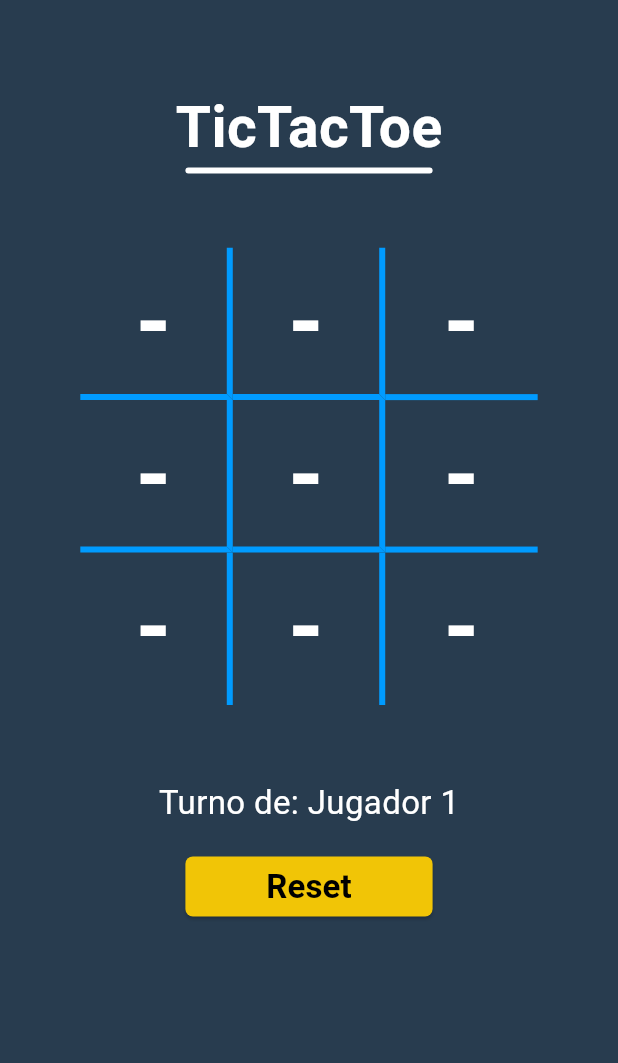
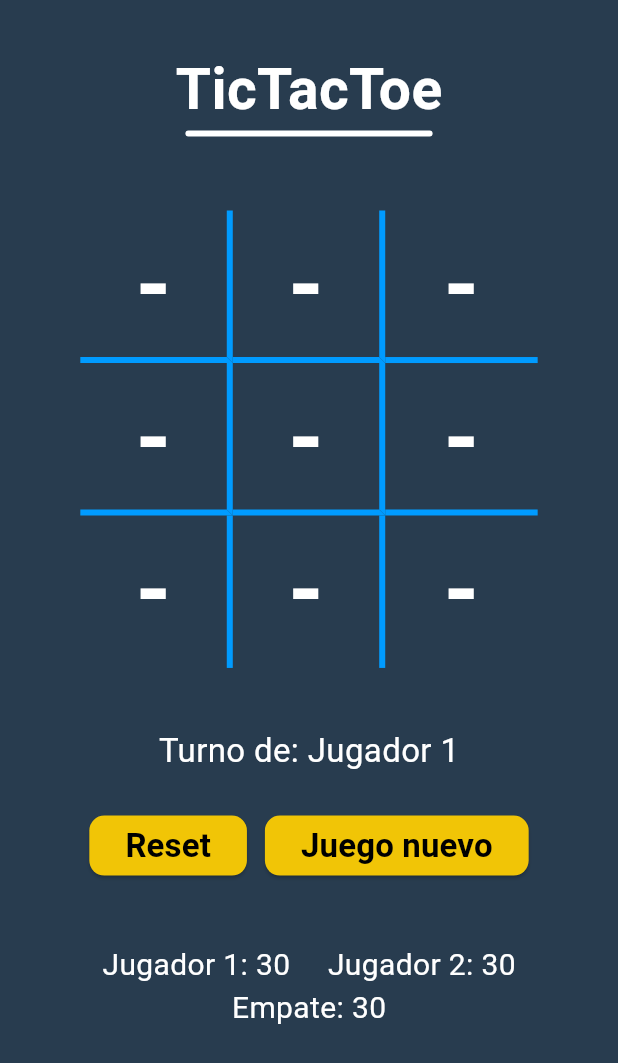
Before and after one commit to mbolanoss/dadm, a Flutter app: the screen it shows after launch, on a phone screen of 412 x 824 dp. Shown: the top 1063 px of the screen. Run offline on Flutter 3.47's test engine with Material 2 defaults, Android fonts, the light colour scheme and no system bars; our stand-ins replace google_fonts; Roboto replaces fonts that are missing (Signika).

Commit message:
Improved visuals

```diff
--- a/reto_3/lib/screens/home_screen.dart
+++ b/reto_3/lib/screens/home_screen.dart
@@ -23,7 +23,7 @@ class HomeScreen extends StatelessWidget {
             child: Padding(
           padding: EdgeInsets.fromLTRB(
             screenSize.width * 0.13,
-            screenSize.height * 0.07,
+            screenSize.height * 0.04,
             screenSize.width * 0.13,
             0,
           ),
@@ -46,32 +46,48 @@ class HomeScreen extends StatelessWidget {
                   itemBuilder: (BuildContext ctx, int i) {
                     return NumberBox(position: i);
                   }),
-              SizedBox(height: screenSize.height * 0.06),
-              // Turn text
-              Text(
-                ticTacToe.currentTurn == TicTacToe.player1
-                    ? 'Turno de: Jugador 1'
-                    : 'Turno de: Jugador 2',
-                style: const TextStyle(
-                  fontSize: 22,
-                  color: Colors.white,
-                ),
-              ),
+
+              SizedBox(height: screenSize.height * 0.04),
+
+              // Status text
+              const StatusText(),
 
               SizedBox(
                 height: screenSize.height * 0.02,
               ),
 
-              // Reset btn
-              SizedBox(
-                width: screenSize.width * 0.4,
-                child: ElevatedButton(
-                  onPressed: () => ticTacToe.resetGame(),
+              // Buttons
+              GameButtons(),
+
+              SizedBox(height: screenSize.height * 0.05),
+              const Score(),
+            ],
+          ),
+        )),
+      ),
+    );
+  }
+}
+
+class GameButtons extends StatelessWidget {
+  const GameButtons({
+    super.key,
+  });
+
+  @override
+  Widget build(BuildContext context) {
+    final ticTacToe = context.watch<TicTacToe>();
+    return Row(
+      mainAxisAlignment: MainAxisAlignment.spaceAround,
+      children: [
+        // Reset
+        ElevatedButton(
+          onPressed: () => {},
           style: ElevatedButton.styleFrom(
             backgroundColor: const Color.fromARGB(255, 241, 197, 6),
             shape: const RoundedRectangleBorder(
               borderRadius: BorderRadius.all(
-                        Radius.circular(5),
+                Radius.circular(10),
               ),
             ),
           ),
@@ -84,26 +100,113 @@ class HomeScreen extends StatelessWidget {
             ),
           ),
         ),
+        // New game
+        ElevatedButton(
+          onPressed: () => ticTacToe.resetGame(),
+          style: ElevatedButton.styleFrom(
+            backgroundColor: const Color.fromARGB(255, 241, 197, 6),
+            shape: const RoundedRectangleBorder(
+              borderRadius: BorderRadius.all(
+                Radius.circular(10),
               ),
-
-              // Winner text
-              Text(
-                ticTacToe.winner == 0
-                    ? ''
-                    : ticTacToe.winner == 1
-                        ? 'Ganador: Jugador 1'
-                        : ticTacToe.winner == 2
-                            ? 'Ganador: Jugador 2'
-                            : 'Empate',
-                style: const TextStyle(
-                  fontSize: 20,
-                  color: Colors.white,
+            ),
+          ),
+          child: const Text(
+            'Juego nuevo',
+            style: TextStyle(
+              color: Colors.black,
+              fontSize: 22,
+              fontWeight: FontWeight.bold,
+            ),
           ),
         ),
       ],
+    );
+  }
+}
+
+class StatusText extends StatelessWidget {
+  const StatusText({
+    super.key,
+  });
+
+  @override
+  Widget build(BuildContext context) {
+    final ticTacToe = context.watch<TicTacToe>();
+
+    return Container(
+      padding: const EdgeInsets.symmetric(horizontal: 10, vertical: 7),
+      decoration: ticTacToe.winner != 0
+          ? const BoxDecoration(
+              color: Color.fromARGB(255, 0, 155, 255),
+              borderRadius: BorderRadius.all(
+                Radius.circular(20),
               ),
-        )),
+            )
+          : const BoxDecoration(),
+      child: Text(
+        getText(ticTacToe.currentTurn, ticTacToe.winner),
+        style: TextStyle(
+          fontSize: 22,
+          color: ticTacToe.winner == 0 ? Colors.white : Colors.black,
         ),
+      ),
+    );
+  }
+
+  String getText(int currentTurn, int winner) {
+    switch (winner) {
+      case 0:
+        return currentTurn == TicTacToe.player1
+            ? 'Turno de: Jugador 1'
+            : 'Turno de: Jugador 2';
+      case 1:
+        return 'Gana Jugador 1 🎉';
+      case 2:
+        return 'Gana Jugador 2 🎉';
+
+      case 3:
+        return 'Empate 😒';
+
+      default:
+        return '';
+    }
+  }
+}
+
+class Score extends StatelessWidget {
+  const Score({
+    super.key,
+  });
+
+  @override
+  Widget build(BuildContext context) {
+    return const Wrap(
+      alignment: WrapAlignment.center,
+      spacing: 25,
+      children: [
+        Text(
+          'Jugador 1: 30',
+          style: TextStyle(
+            color: Colors.white,
+            fontSize: 20,
+          ),
+        ),
+        Text(
+          'Jugador 2: 30',
+          style: TextStyle(
+            color: Colors.white,
+            fontSize: 20,
+          ),
+        ),
+        Text(
+          'Empate: 30',
+          style: TextStyle(
+            color: Colors.white,
+            fontSize: 20,
+          ),
+        ),
+      ],
     );
   }
 }
--- a/reto_3/lib/services/tic_tac_toe.dart
+++ b/reto_3/lib/services/tic_tac_toe.dart
@@ -131,7 +131,7 @@ class TicTacToe with ChangeNotifier {
     return boardState.any((position) => position == emptySpot);
   }
 
-  void makeTurn(int location) {
+  void makeTurn(int location) async {
     setMove(location);
     checkWinner();
 
@@ -139,7 +139,7 @@ class TicTacToe with ChangeNotifier {
     if (isAgainstCPU && canMakeMove() && winner == 0) {
       int cpuLocation = getComputerMove();
 
-      Future.delayed(const Duration(seconds: 1), () {
+      await Future.delayed(const Duration(seconds: 1), () {
         setMove(cpuLocation);
       });
       checkWinner();
```
Lines whose indentation alone changed are shown as unchanged.
